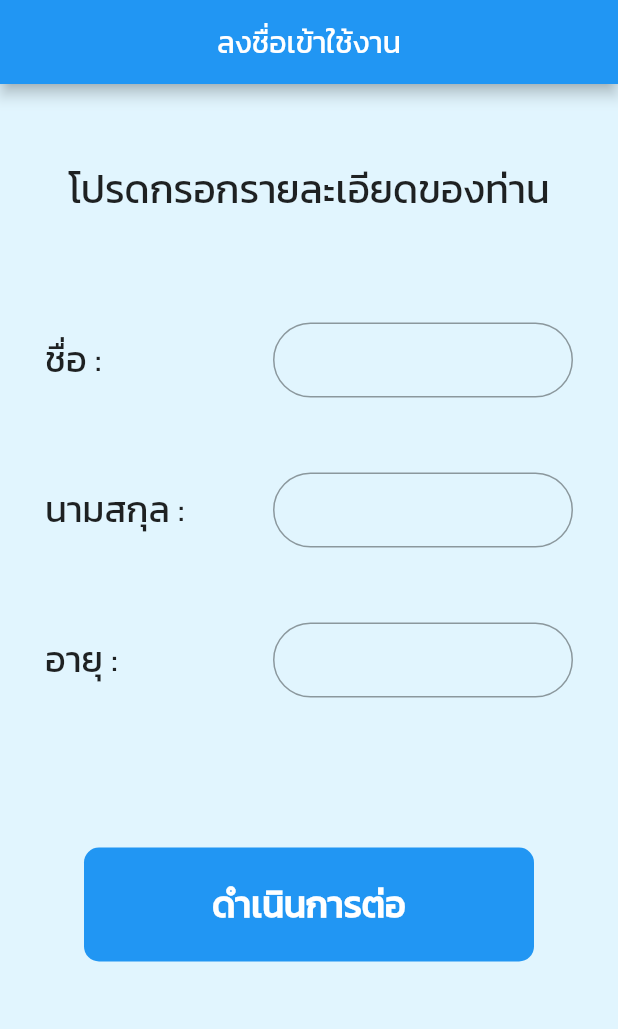
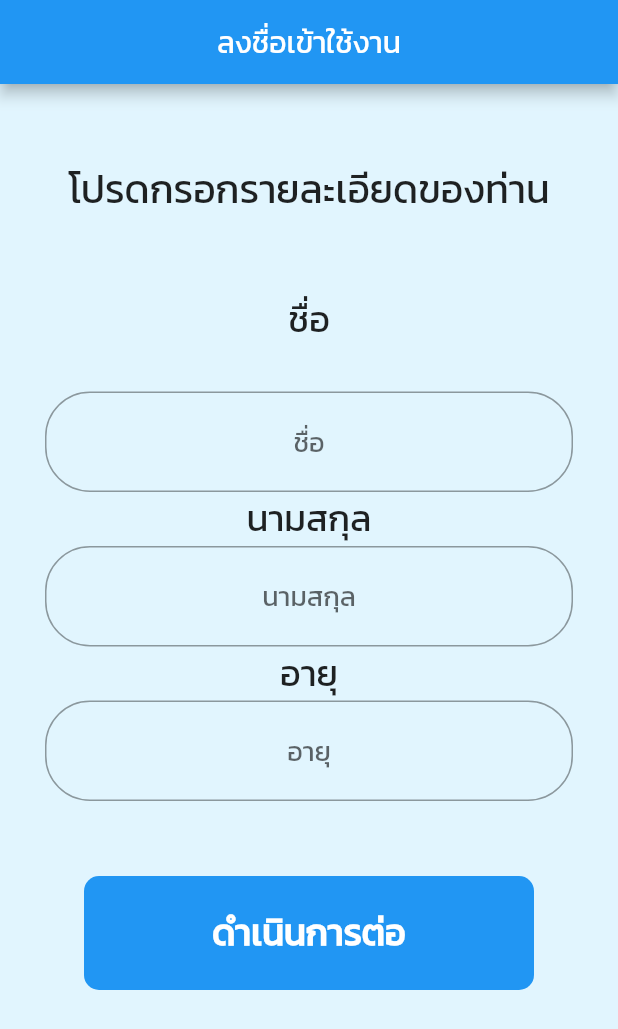
Before and after one commit to KalimaPz/4-smart-front-end, a Flutter app: the Register screen opened directly, on a phone screen of 412 x 824 dp. Shown: the top 1029 px of the screen. Run offline on Flutter 3.47's test engine with Material 2 defaults, Android fonts, the phone set to English and light mode, and no system bars; our stand-ins replace connectivity, font_awesome_flutter, shared_preferences; accounts and stored records are empty.

Commit message:
Form Validate - Added Form Validation on CreateUser - Adjust Better Form Layout

```diff
--- a/lib/views/Register.dart
+++ b/lib/views/Register.dart
@@ -16,8 +16,11 @@ class Register extends StatefulWidget {
 }
 
 class _RegisterState extends State<Register> {
+  final _formKey = GlobalKey<FormState>();
   final String headerInstruct = "โปรดกรอกรายละเอียดของท่าน";
   final double formGap = 50;
+
+  final _validate = false;
 
   TextEditingController firstNameController;
   TextEditingController lastNameController;
@@ -58,11 +61,13 @@ class _RegisterState extends State<Register> {
       ),
       body: SafeArea(
         child: SingleChildScrollView(
-          child: Container(
           child: Column(
             mainAxisAlignment: MainAxisAlignment.spaceBetween,
             children: [
-                buildForm(),
+              Padding(
+                padding: const EdgeInsets.all(30.0),
+                child: buildForm(),
+              ),
               Padding(
                 padding: const EdgeInsets.all(20.0),
                 child: SizedBox(
@@ -70,6 +75,7 @@ class _RegisterState extends State<Register> {
                   child: CustomizableButton(
                     text: 'ดำเนินการต่อ',
                     callback: () {
+                      if (_formKey.currentState.validate()) {
                         CreateUser.createUser(
                             firstName: firstNameController.text.toString(),
                             lastName: lastNameController.text.toString(),
@@ -82,6 +88,9 @@ class _RegisterState extends State<Register> {
                               builder: (context) => MainMenu(),
                             ),
                             (route) => false);
+                      } else {
+                        print('FORM NOT VALIDATE');
+                      }
                     },
                     backgroundColor: Colors.blue,
                     addedHeight: 20,
@@ -92,80 +101,73 @@ class _RegisterState extends State<Register> {
           ),
         ),
       ),
-      ),
     );
   }
 
   Widget buildForm() {
-    return Container(
-      padding: EdgeInsets.all(30),
-      // decoration: BoxDecoration(border: Border.all()),
+    return Form(
+      key: _formKey,
       child: Column(
+        mainAxisAlignment: MainAxisAlignment.spaceBetween,
+        crossAxisAlignment: CrossAxisAlignment.center,
         children: [
           Padding(
             padding: EdgeInsets.symmetric(vertical: 20),
             child: Text('$headerInstruct', style: TextStyle(fontSize: 26)),
           ),
-          SizedBox(
-            height: formGap,
+          Padding(
+            padding: const EdgeInsets.all(30.0),
+            child: Text('ชื่อ', style: TextStyle(fontSize: 24)),
           ),
-          Row(
-            crossAxisAlignment: CrossAxisAlignment.center,
-            mainAxisAlignment: MainAxisAlignment.spaceBetween,
-            children: [
-              Text('ชื่อ : ', style: TextStyle(fontSize: 24)),
-              SizedBox(
-                  width: 200,
-                  height: 50,
-                  child: TextField(
+          TextFormField(
+            textAlign: TextAlign.center,
+            style: TextStyle(fontSize: 18),
+            validator: (name) {
+              if (name == null || name.isEmpty) {
+                return 'กรุณากรอกชื่อ';
+              }
+              return null;
+            },
             controller: firstNameController,
             decoration: InputDecoration(
+                hintText: 'ชื่อ',
                 border: OutlineInputBorder(
                     borderRadius: BorderRadius.circular(30))),
-                  )),
-            ],
           ),
-          SizedBox(
-            height: formGap,
-          ),
-          Row(
-            crossAxisAlignment: CrossAxisAlignment.center,
-            mainAxisAlignment: MainAxisAlignment.spaceBetween,
-            children: [
-              Text('นามสกุล : ', style: TextStyle(fontSize: 24)),
-              SizedBox(
-                  width: 200,
-                  height: 50,
-                  child: TextField(
+          Text('นามสกุล', style: TextStyle(fontSize: 24)),
+          TextFormField(
+            textAlign: TextAlign.center,
+            style: TextStyle(fontSize: 18),
+            validator: (lastname) {
+              if (lastname == null || lastname.isEmpty) {
+                return 'กรุณากรอกนามสกุล';
+              }
+              return null;
+            },
             controller: lastNameController,
             decoration: InputDecoration(
+                hintText: 'นามสกุล',
                 border: OutlineInputBorder(
                     borderRadius: BorderRadius.circular(30))),
-                  )),
-            ],
           ),
-          SizedBox(
-            height: formGap,
-          ),
-          Row(
-            crossAxisAlignment: CrossAxisAlignment.center,
-            mainAxisAlignment: MainAxisAlignment.spaceBetween,
-            children: [
-              Text('อายุ : ', style: TextStyle(fontSize: 24)),
-              SizedBox(
-                  width: 200,
-                  height: 50,
-                  child: TextField(
+          Text('อายุ', style: TextStyle(fontSize: 24)),
+          TextFormField(
+            textAlign: TextAlign.center,
+            style: TextStyle(fontSize: 18),
+            validator: (age) {
+              if (age == null || age.isEmpty) {
+                return 'กรุณากรอกอายุ';
+              }
+              return null;
+            },
+            keyboardType: TextInputType.number,
             controller: ageController,
             scrollPadding: EdgeInsets.all(10),
             decoration: InputDecoration(
+                hintText: 'อายุ',
+                contentPadding: EdgeInsets.all(20),
                 border: OutlineInputBorder(
                     borderRadius: BorderRadius.circular(30))),
-                  )),
-            ],
-          ),
-          SizedBox(
-            height: formGap,
           ),
         ],
       ),
```
Lines whose indentation alone changed are shown as unchanged.
